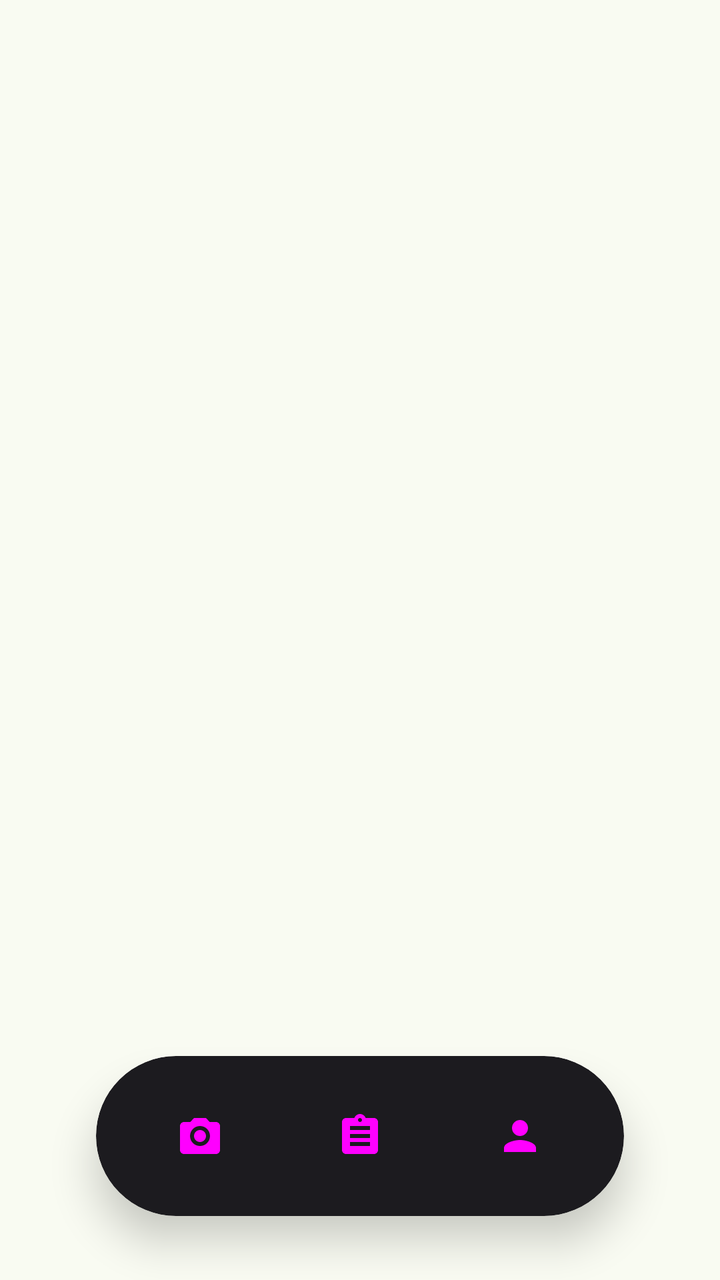
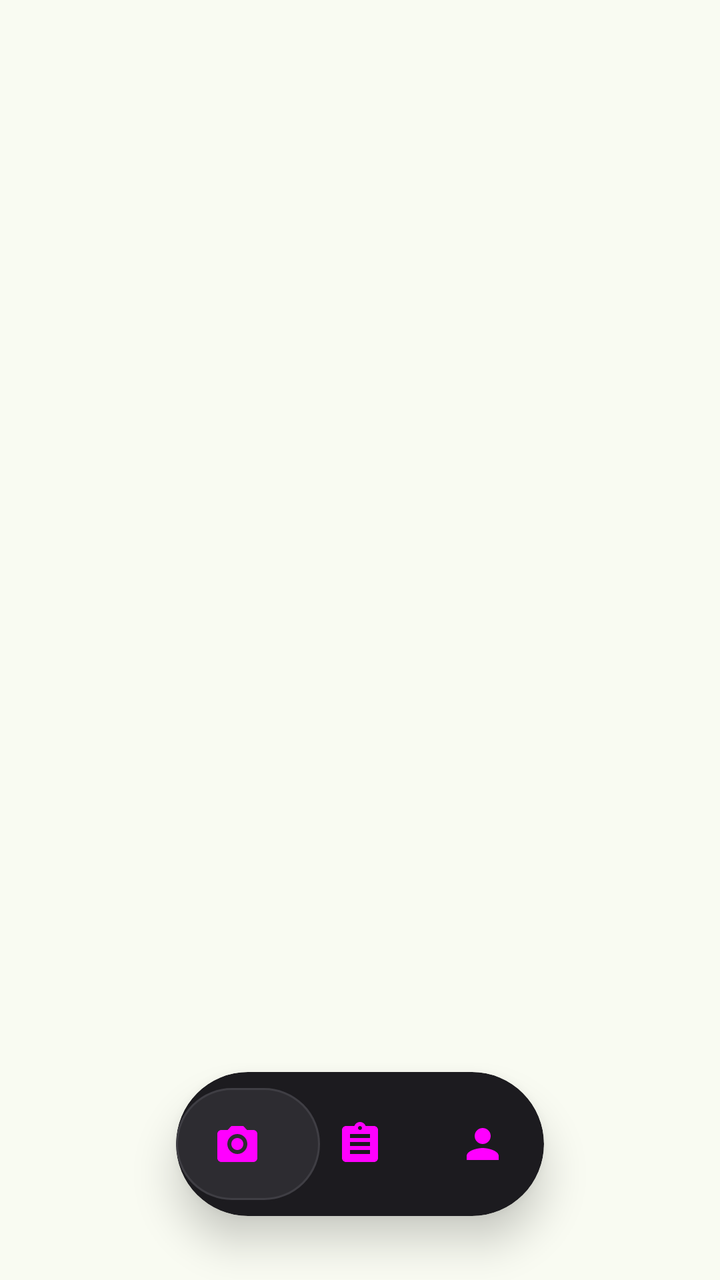

Compare the two renders of this Android layout. The source of the first and the diff that turns it into the second are given below.
<!-- AndroidManifest.xml: application theme Theme.ScaScan -->
<!-- res/layout/fragment_main.xml -->
<?xml version="1.0" encoding="utf-8"?>
<androidx.constraintlayout.widget.ConstraintLayout
    xmlns:android="http://schemas.android.com/apk/res/android"
    xmlns:app="http://schemas.android.com/apk/res-auto"
    android:layout_width="match_parent"
    android:layout_height="match_parent"
    android:background="?android:colorBackground">

    <androidx.viewpager2.widget.ViewPager2
        android:id="@+id/viewPager"
        android:layout_width="0dp"
        android:layout_height="0dp"
        app:layout_constraintTop_toTopOf="parent"
        app:layout_constraintBottom_toBottomOf="parent"
        app:layout_constraintStart_toStartOf="parent"
        app:layout_constraintEnd_toEndOf="parent" />

    <com.google.android.material.progressindicator.LinearProgressIndicator
        android:id="@+id/analysisProgress"
        android:layout_width="match_parent"
        android:layout_height="4dp"
        android:indeterminate="true"
        android:visibility="gone"
        app:trackCornerRadius="0dp"
        app:layout_constraintTop_toTopOf="parent" />

    <com.google.android.material.card.MaterialCardView
        android:id="@+id/navCard"
        android:layout_width="0dp"
        android:layout_height="80dp"
        android:layout_marginBottom="32dp"
        android:layout_marginStart="48dp"
        android:layout_marginEnd="48dp"
        android:hapticFeedbackEnabled="true"
        app:cardCornerRadius="40dp"
        app:cardElevation="12dp"
        app:cardBackgroundColor="#1C1B1F"
        app:strokeWidth="0dp"
        app:layout_constraintBottom_toBottomOf="parent"
        app:layout_constraintStart_toStartOf="parent"
        app:layout_constraintEnd_toEndOf="parent">

        <FrameLayout
            android:layout_width="match_parent"
            android:layout_height="match_parent"
            android:paddingHorizontal="12dp">

            <LinearLayout
                android:layout_width="match_parent"
                android:layout_height="match_parent"
                android:orientation="horizontal"
                android:baselineAligned="false">

                
                <LinearLayout
                    android:id="@+id/nav_home"
                    android:layout_width="0dp"
                    android:layout_height="56dp"
                    android:layout_weight="1"
                    android:layout_gravity="center_vertical"
                    android:orientation="horizontal"
                    android:gravity="center"
                    android:clickable="true"
                    android:focusable="true"
                    android:background="@drawable/nav_indicator_background">

                    <ImageView
                        android:id="@+id/icon_home"
                        android:layout_width="24dp"
                        android:layout_height="24dp"
                        android:src="@drawable/ic_camera"
                        app:tint="@color/nav_item_tint" />

                    <TextView
                        android:id="@+id/label_home"
                        android:layout_width="wrap_content"
                        android:layout_height="wrap_content"
                        android:text="@string/nav_scan"
                        android:layout_marginStart="8dp"
                        android:visibility="gone"
                        style="@style/TextAppearance.Material3.LabelLarge"
                        android:textStyle="bold"
                        android:textColor="?attr/colorOnPrimaryContainer" />
                </LinearLayout>

                
                <LinearLayout
                    android:id="@+id/nav_log"
                    android:layout_width="0dp"
                    android:layout_height="56dp"
                    android:layout_weight="1"
                    android:layout_gravity="center_vertical"
                    android:orientation="horizontal"
                    android:gravity="center"
                    android:clickable="true"
                    android:focusable="true"
                    android:background="@drawable/nav_indicator_background">

                    <ImageView
                        android:id="@+id/icon_log"
                        android:layout_width="24dp"
                        android:layout_height="24dp"
                        android:src="@drawable/ic_nav_log"
                        app:tint="@color/nav_item_tint" />

                    <TextView
                        android:id="@+id/label_log"
                        android:layout_width="wrap_content"
                        android:layout_height="wrap_content"
                        android:text="@string/nav_log"
                        android:layout_marginStart="8dp"
                        android:visibility="gone"
                        style="@style/TextAppearance.Material3.LabelLarge"
                        android:textStyle="bold"
                        android:textColor="?attr/colorOnPrimaryContainer" />
                </LinearLayout>

                
                <LinearLayout
                    android:id="@+id/nav_profile"
                    android:layout_width="0dp"
                    android:layout_height="56dp"
                    android:layout_weight="1"
                    android:layout_gravity="center_vertical"
                    android:orientation="horizontal"
                    android:gravity="center"
                    android:clickable="true"
                    android:focusable="true"
                    android:background="@drawable/nav_indicator_background">

                    <ImageView
                        android:id="@+id/icon_profile"
                        android:layout_width="24dp"
                        android:layout_height="24dp"
                        android:src="@drawable/ic_nav_profile"
                        app:tint="@color/nav_item_tint" />

                    <TextView
                        android:id="@+id/label_profile"
                        android:layout_width="wrap_content"
                        android:layout_height="wrap_content"
                        android:text="@string/nav_profile"
                        android:layout_marginStart="8dp"
                        android:visibility="gone"
                        style="@style/TextAppearance.Material3.LabelLarge"
                        android:textStyle="bold"
                        android:textColor="?attr/colorOnPrimaryContainer" />
                </LinearLayout>

            </LinearLayout>
        </FrameLayout>

    </com.google.android.material.card.MaterialCardView>

</androidx.constraintlayout.widget.ConstraintLayout>
<!-- resources referenced by this layout -->
<resources>
  <!-- drawable ic_camera (drawable) -->
  <?xml version="1.0" encoding="utf-8"?>
  <vector xmlns:android="http://schemas.android.com/apk/res/android"
      android:width="24dp"
      android:height="24dp"
      android:viewportWidth="24"
      android:viewportHeight="24">
      <path
          android:fillColor="@android:color/white"
          android:pathData="M20,5H16.83L15,3H9L7.17,5H4C2.9,5 2,5.9 2,7v12c0,1.1 0.9,2 2,2h16c1.1,0 2,-0.9 2,-2V7C22,5.9 21.1,5 20,5zM12,17c-2.76,0 -5,-2.24 -5,-5s2.24,-5 5,-5 5,2.24 5,5S14.76,17 12,17zM12,9c-1.66,0 -3,1.34 -3,3s1.34,3 3,3 3,-1.34 3,-3S13.66,9 12,9z" />
  </vector>
  <!-- drawable ic_nav_log (drawable) -->
  <?xml version="1.0" encoding="utf-8"?>
  <vector xmlns:android="http://schemas.android.com/apk/res/android"
      android:width="24dp"
      android:height="24dp"
      android:viewportWidth="24"
      android:viewportHeight="24">
      <path
          android:fillColor="@android:color/white"
          android:pathData="M19,3H14.82C14.4,1.84 13.3,1 12,1C10.7,1 9.6,1.84 9.18,3H5C3.9,3 3,3.9 3,5v14c0,1.1 0.9,2 2,2h14c1.1,0 2,-0.9 2,-2V5C21,3.9 20.1,3 19,3zM12,3c0.55,0 1,0.45 1,1s-0.45,1 -1,1s-1,-0.45 -1,-1S11.45,3 12,3zM17,17H7v-2h10V17zM17,13H7v-2h10V13zM17,9H7V7h10V9z" />
  </vector>
  <!-- drawable ic_nav_profile (drawable) -->
  <?xml version="1.0" encoding="utf-8"?>
  <vector xmlns:android="http://schemas.android.com/apk/res/android"
      android:width="24dp"
      android:height="24dp"
      android:viewportWidth="24"
      android:viewportHeight="24">
      <path
          android:fillColor="@android:color/white"
          android:pathData="M12,12c2.21,0 4,-1.79 4,-4S14.21,4 12,4S8,5.79 8,8S9.79,12 12,12zM12,14c-2.67,0 -8,1.34 -8,4v2h16v-2C20,15.34 14.67,14 12,14z" />
  </vector>
  <!-- drawable nav_indicator_background (drawable) -->
  <?xml version="1.0" encoding="utf-8"?>
  <shape xmlns:android="http://schemas.android.com/apk/res/android">
      <solid android:color="?attr/colorPrimaryContainer" />
      <corners android:radius="24dp" />
  </shape>
  <string name="nav_log">Log</string>
  <string name="nav_profile">Profile</string>
  <string name="nav_scan">Scan</string>
  <color name="colorPrimary">#386A20</color>
  <color name="colorOnPrimary">#FFFFFF</color>
  <color name="colorBackground">#F9FBF2</color>
  <style name="ShapeAppearance.App.Pill" parent="">
          <item name="cornerFamily">rounded</item>
          <item name="cornerSize">50%</item>
      </style>
  <style name="ShapeAppearance.App.LargeRounded" parent="">
          <item name="cornerFamily">rounded</item>
          <item name="cornerSize">28dp</item>
      </style>
  <style name="Widget.App.Button" parent="Widget.Material3.Button">
          <item name="shapeAppearance">@style/ShapeAppearance.App.Pill</item>
          <item name="android:paddingStart">24dp</item>
          <item name="android:paddingEnd">24dp</item>
      </style>
  <style name="Widget.App.Button.Outlined" parent="Widget.Material3.Button.OutlinedButton">
          <item name="shapeAppearance">@style/ShapeAppearance.App.Pill</item>
          <item name="android:paddingStart">24dp</item>
          <item name="android:paddingEnd">24dp</item>
      </style>
  <style name="Widget.App.FloatingActionButton" parent="Widget.Material3.FloatingActionButton.Large.Primary">
          <item name="shapeAppearance">@style/ShapeAppearance.App.Pill</item>
      </style>
  <style name="Widget.App.ExtendedFab" parent="Widget.Material3.ExtendedFloatingActionButton.Primary">
          <item name="shapeAppearance">@style/ShapeAppearance.App.Pill</item>
      </style>
  <style name="Widget.App.Card" parent="Widget.Material3.CardView.Filled">
          <item name="shapeAppearance">@style/ShapeAppearance.App.LargeRounded</item>
          <item name="cardElevation">0dp</item>
          <item name="strokeWidth">0dp</item>
      </style>
  <!-- unchanged entries left out for length: 1 -->
</resources>

<!-- the commit's change to res/layout/fragment_main.xml (unified diff, before → after) -->
@@ -27,12 +27,12 @@
     <com.google.android.material.card.MaterialCardView
         android:id="@+id/navCard"
         android:layout_width="0dp"
-        android:layout_height="80dp"
+        android:layout_height="72dp"
         android:layout_marginBottom="32dp"
-        android:layout_marginStart="48dp"
-        android:layout_marginEnd="48dp"
+        android:layout_marginStart="88dp"
+        android:layout_marginEnd="88dp"
         android:hapticFeedbackEnabled="true"
-        app:cardCornerRadius="40dp"
+        app:cardCornerRadius="36dp"
         app:cardElevation="12dp"
         app:cardBackgroundColor="#1C1B1F"
         app:strokeWidth="0dp"
@@ -42,110 +42,68 @@
 
         <FrameLayout
             android:layout_width="match_parent"
-            android:layout_height="match_parent"
-            android:paddingHorizontal="12dp">
+            android:layout_height="match_parent">
+
+            
+            <View
+                android:id="@+id/navIndicator"
+                android:layout_width="72dp"
+                android:layout_height="56dp"
+                android:layout_gravity="center_vertical"
+                android:background="@drawable/nav_indicator_background" />
 
             <LinearLayout
                 android:layout_width="match_parent"
                 android:layout_height="match_parent"
-                android:orientation="horizontal"
-                android:baselineAligned="false">
+                android:orientation="horizontal">
 
-                
-                <LinearLayout
+                <FrameLayout
                     android:id="@+id/nav_home"
                     android:layout_width="0dp"
-                    android:layout_height="56dp"
+                    android:layout_height="match_parent"
                     android:layout_weight="1"
-                    android:layout_gravity="center_vertical"
-                    android:orientation="horizontal"
-                    android:gravity="center"
                     android:clickable="true"
-                    android:focusable="true"
-                    android:background="@drawable/nav_indicator_background">
-
+                    android:focusable="true">
                     <ImageView
                         android:id="@+id/icon_home"
                         android:layout_width="24dp"
                         android:layout_height="24dp"
+                        android:layout_gravity="center"
                         android:src="@drawable/ic_camera"
                         app:tint="@color/nav_item_tint" />
+                </FrameLayout>
 
-                    <TextView
-                        android:id="@+id/label_home"
-                        android:layout_width="wrap_content"
-                        android:layout_height="wrap_content"
-                        android:text="@string/nav_scan"
-                        android:layout_marginStart="8dp"
-                        android:visibility="gone"
-                        style="@style/TextAppearance.Material3.LabelLarge"
-                        android:textStyle="bold"
-                        android:textColor="?attr/colorOnPrimaryContainer" />
-                </LinearLayout>
-
-                
-                <LinearLayout
+                <FrameLayout
                     android:id="@+id/nav_log"
                     android:layout_width="0dp"
-                    android:layout_height="56dp"
+                    android:layout_height="match_parent"
                     android:layout_weight="1"
-                    android:layout_gravity="center_vertical"
-                    android:orientation="horizontal"
-                    android:gravity="center"
                     android:clickable="true"
-                    android:focusable="true"
-                    android:background="@drawable/nav_indicator_background">
-
+                    android:focusable="true">
                     <ImageView
                         android:id="@+id/icon_log"
                         android:layout_width="24dp"
                         android:layout_height="24dp"
+                        android:layout_gravity="center"
                         android:src="@drawable/ic_nav_log"
                         app:tint="@color/nav_item_tint" />
+                </FrameLayout>
 
-                    <TextView
-                        android:id="@+id/label_log"
-                        android:layout_width="wrap_content"
-                        android:layout_height="wrap_content"
-                        android:text="@string/nav_log"
-                        android:layout_marginStart="8dp"
-                        android:visibility="gone"
-                        style="@style/TextAppearance.Material3.LabelLarge"
-                        android:textStyle="bold"
-                        android:textColor="?attr/colorOnPrimaryContainer" />
-                </LinearLayout>
-
-                
-                <LinearLayout
+                <FrameLayout
                     android:id="@+id/nav_profile"
                     android:layout_width="0dp"
-                    android:layout_height="56dp"
+                    android:layout_height="match_parent"
                     android:layout_weight="1"
-                    android:layout_gravity="center_vertical"
-                    android:orientation="horizontal"
-                    android:gravity="center"
                     android:clickable="true"
-                    android:focusable="true"
-                    android:background="@drawable/nav_indicator_background">
-
+                    android:focusable="true">
                     <ImageView
                         android:id="@+id/icon_profile"
                         android:layout_width="24dp"
                         android:layout_height="24dp"
+                        android:layout_gravity="center"
                         android:src="@drawable/ic_nav_profile"
                         app:tint="@color/nav_item_tint" />
-
-                    <TextView
-                        android:id="@+id/label_profile"
-                        android:layout_width="wrap_content"
-                        android:layout_height="wrap_content"
-                        android:text="@string/nav_profile"
-                        android:layout_marginStart="8dp"
-                        android:visibility="gone"
-                        style="@style/TextAppearance.Material3.LabelLarge"
-                        android:textStyle="bold"
-                        android:textColor="?attr/colorOnPrimaryContainer" />
-                </LinearLayout>
+                </FrameLayout>
 
             </LinearLayout>
         </FrameLayout>
<!-- resource entries referenced after the edit -->
@@ -36,12 +36,12 @@
   <!-- drawable nav_indicator_background (drawable) -->
   <?xml version="1.0" encoding="utf-8"?>
   <shape xmlns:android="http://schemas.android.com/apk/res/android">
-      <solid android:color="?attr/colorPrimaryContainer" />
-      <corners android:radius="24dp" />
+      <solid android:color="#2D2C31" />
+      <corners android:radius="28dp" />
+      <stroke
+          android:width="1dp"
+          android:color="#3F3E44" />
   </shape>
-  <string name="nav_log">Log</string>
-  <string name="nav_profile">Profile</string>
-  <string name="nav_scan">Scan</string>
   <color name="colorPrimary">#386A20</color>
   <color name="colorOnPrimary">#FFFFFF</color>
   <color name="colorBackground">#F9FBF2</color>
